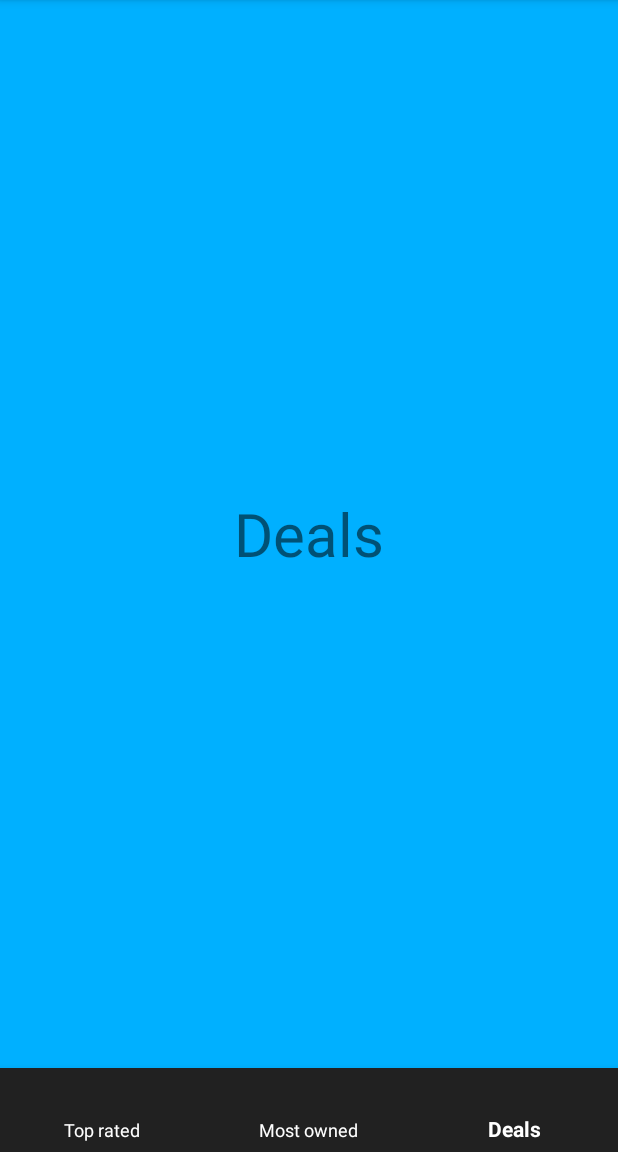
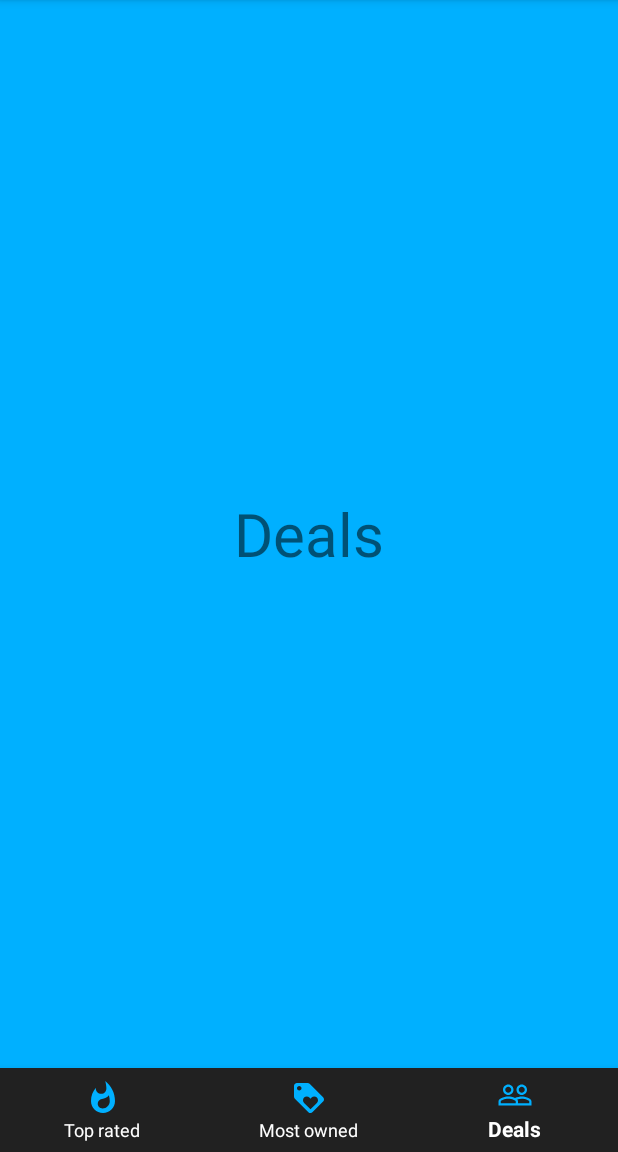
Before and after one commit to AlanCasasArevalo/GangGame, an Android app: the screen it shows after launch (MainActivity), on a phone screen of 412 x 824 dp, the part 84-1236 px from its top. Run offline under Robolectric (Android 15) with nearby library versions, the phone set to English and light mode, and no system bars.

Commit message:
Data models added Some resources added Recycler view items modified to fix some appearance issues Some icon to menu added DataBinding added to gradle Generic DataBindingViewHolder and DataBindingRecyclerAdapter added

```diff
--- /dev/null
+++ b/app/src/main/res/drawable/ic_deals.xml
@@ -0,0 +1,9 @@
+<vector xmlns:android="http://schemas.android.com/apk/res/android"
+        android:width="24dp"
+        android:height="24dp"
+        android:viewportWidth="24.0"
+        android:viewportHeight="24.0">
+    <path
+        android:fillColor="#FF000000"
+        android:pathData="M21.41,11.58l-9,-9C12.05,2.22 11.55,2 11,2L4,2c-1.1,0 -2,0.9 -2,2v7c0,0.55 0.22,1.05 0.59,1.42l9,9c0.36,0.36 0.86,0.58 1.41,0.58 0.55,0 1.05,-0.22 1.41,-0.59l7,-7c0.37,-0.36 0.59,-0.86 0.59,-1.41 0,-0.55 -0.23,-1.06 -0.59,-1.42zM5.5,7C4.67,7 4,6.33 4,5.5S4.67,4 5.5,4 7,4.67 7,5.5 6.33,7 5.5,7zM17.27,15.27L13,19.54l-4.27,-4.27C8.28,14.81 8,14.19 8,13.5c0,-1.38 1.12,-2.5 2.5,-2.5 0.69,0 1.32,0.28 1.77,0.74l0.73,0.72 0.73,-0.73c0.45,-0.45 1.08,-0.73 1.77,-0.73 1.38,0 2.5,1.12 2.5,2.5 0,0.69 -0.28,1.32 -0.73,1.77z"/>
+</vector>
--- /dev/null
+++ b/app/src/main/res/drawable/ic_owners.xml
@@ -0,0 +1,10 @@
+<vector xmlns:android="http://schemas.android.com/apk/res/android"
+        android:width="14dp"
+        android:height="14dp"
+        android:viewportWidth="24.0"
+
+        android:viewportHeight="24.0">
+    <path
+        android:fillColor="#FFFFFF"
+        android:pathData="M16.5,13c-1.2,0 -3.07,0.34 -4.5,1 -1.43,-0.67 -3.3,-1 -4.5,-1C5.33,13 1,14.08 1,16.25L1,19h22v-2.75c0,-2.17 -4.33,-3.25 -6.5,-3.25zM12.5,17.5h-10v-1.25c0,-0.54 2.56,-1.75 5,-1.75s5,1.21 5,1.75v1.25zM21.5,17.5L14,17.5v-1.25c0,-0.46 -0.2,-0.86 -0.52,-1.22 0.88,-0.3 1.96,-0.53 3.02,-0.53 2.44,0 5,1.21 5,1.75v1.25zM7.5,12c1.93,0 3.5,-1.57 3.5,-3.5S9.43,5 7.5,5 4,6.57 4,8.5 5.57,12 7.5,12zM7.5,6.5c1.1,0 2,0.9 2,2s-0.9,2 -2,2 -2,-0.9 -2,-2 0.9,-2 2,-2zM16.5,12c1.93,0 3.5,-1.57 3.5,-3.5S18.43,5 16.5,5 13,6.57 13,8.5s1.57,3.5 3.5,3.5zM16.5,6.5c1.1,0 2,0.9 2,2s-0.9,2 -2,2 -2,-0.9 -2,-2 0.9,-2 2,-2z"/>
+</vector>
--- /dev/null
+++ b/app/src/main/res/drawable/ic_top_rated.xml
@@ -0,0 +1,9 @@
+<vector xmlns:android="http://schemas.android.com/apk/res/android"
+        android:width="24dp"
+        android:height="24dp"
+        android:viewportWidth="24.0"
+        android:viewportHeight="24.0">
+    <path
+        android:fillColor="#FF000000"
+        android:pathData="M13.5,0.67s0.74,2.65 0.74,4.8c0,2.06 -1.35,3.73 -3.41,3.73 -2.07,0 -3.63,-1.67 -3.63,-3.73l0.03,-0.36C5.21,7.51 4,10.62 4,14c0,4.42 3.58,8 8,8s8,-3.58 8,-8C20,8.61 17.41,3.8 13.5,0.67zM11.71,19c-1.78,0 -3.22,-1.4 -3.22,-3.14 0,-1.62 1.05,-2.76 2.81,-3.12 1.77,-0.36 3.6,-1.21 4.62,-2.58 0.39,1.29 0.59,2.65 0.59,4.04 0,2.65 -2.15,4.8 -4.8,4.8z"/>
+</vector>
--- a/app/src/main/res/menu/menu_main_navigation.xml
+++ b/app/src/main/res/menu/menu_main_navigation.xml
@@ -4,16 +4,19 @@
     <item
         android:id="@+id/action_top_rated"
         android:title="@string/title_top_rated"
+        android:icon="@drawable/ic_top_rated"
         />
 
     <item
         android:id="@+id/action_most_owned"
         android:title="@string/title_most_owned"
+        android:icon="@drawable/ic_deals"
         />
 
     <item
         android:id="@+id/action_deals"
         android:title="@string/title_deals"
+        android:icon="@drawable/ic_owners"
         />
 
 </menu>
```
Also changed, not shown: app/build.gradle (+14 -0 lines), app/src/main/java/alancasasarevalo/com/ganggame/Models/Deal.kt (added, +8 -0 lines), app/src/main/java/alancasasarevalo/com/ganggame/Models/TopGame.kt (added, +9 -0 lines), app/src/main/res/drawable/ic_metacritic_rating.xml (added, +22 -0 lines), app/src/main/res/drawable/ic_most_owned.xml (added, +9 -0 lines), app/src/main/res/drawable/ic_square.xml (added, +16 -0 lines), app/src/main/res/drawable/ic_steam_rating.xml (added, +10 -0 lines), app/src/main/res/layout/item_deal.xml (+10 -3 lines), app/src/main/res/layout/item_top_game.xml (+9 -3 lines), commons/build.gradle (+11 -0 lines), commons/src/main/java/alancasasarevalo/com/commons/DataBindingRecyclerAdapter.kt (added, +35 -0 lines), commons/src/main/java/alancasasarevalo/com/commons/DataBindingViewHolder.kt (added, +12 -0 lines), app/src/main/res/drawable/gangname_logo.png (added).
